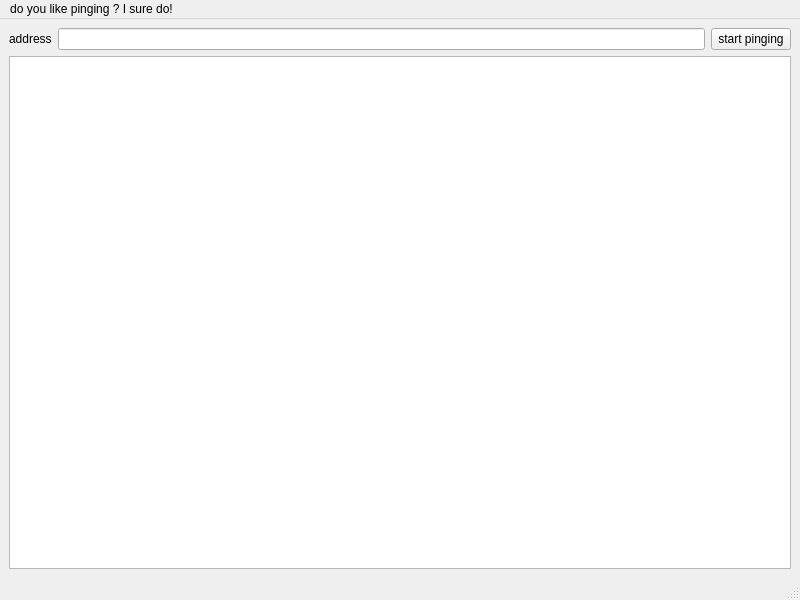
This is mainwindow.ui in salaaad2/pinGUI as Qt 5 draws it before an edit. The edited form follows.
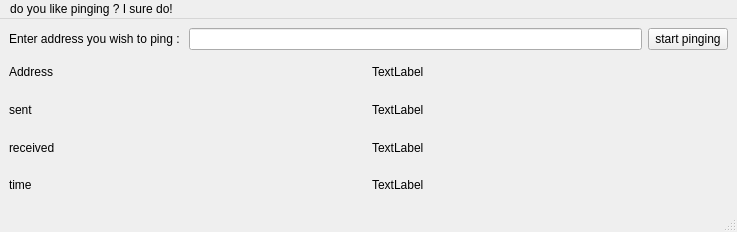
This is the edited form.

Commit message: finally get laayout to work, mayb qt wasn't as easy as I thought

```diff
--- a/mainwindow.ui
+++ b/mainwindow.ui
@@ -6,23 +6,23 @@
    <rect>
     <x>0</x>
     <y>0</y>
-    <width>800</width>
-    <height>600</height>
+    <width>737</width>
+    <height>232</height>
    </rect>
   </property>
   <property name="windowTitle">
    <string>MainWindow</string>
   </property>
   <widget class="QWidget" name="centralwidget">
-   <layout class="QVBoxLayout" name="verticalLayout_2">
+   <layout class="QVBoxLayout" name="verticalLayout">
     <item>
-     <layout class="QVBoxLayout" name="verticalLayout">
-      <item>
+     <layout class="QGridLayout" name="gridLayout">
+      <item row="0" column="0">
        <layout class="QHBoxLayout" name="horizontalLayout">
         <item>
          <widget class="QLabel" name="label">
           <property name="text">
-           <string>address</string>
+           <string>Enter address you wish to ping : </string>
           </property>
          </widget>
         </item>
@@ -38,8 +38,65 @@
         </item>
        </layout>
       </item>
-      <item>
-       <widget class="QTextEdit" name="textEdit"/>
+      <item row="1" column="0">
+       <layout class="QGridLayout" name="gridLayout_3">
+        <item row="0" column="0">
+         <widget class="QLabel" name="label_2">
+          <property name="text">
+           <string>Address</string>
+          </property>
+         </widget>
+        </item>
+        <item row="1" column="0">
+         <widget class="QLabel" name="label_4">
+          <property name="text">
+           <string>sent</string>
+          </property>
+         </widget>
+        </item>
+        <item row="2" column="0">
+         <widget class="QLabel" name="label_6">
+          <property name="text">
+           <string>received</string>
+          </property>
+         </widget>
+        </item>
+        <item row="3" column="0">
+         <widget class="QLabel" name="label_8">
+          <property name="text">
+           <string>time</string>
+          </property>
+         </widget>
+        </item>
+        <item row="0" column="1">
+         <widget class="QLabel" name="label_3">
+          <property name="text">
+           <string>TextLabel</string>
+          </property>
+         </widget>
+        </item>
+        <item row="1" column="1">
+         <widget class="QLabel" name="label_5">
+          <property name="text">
+           <string>TextLabel</string>
+          </property>
+         </widget>
+        </item>
+        <item row="2" column="1">
+         <widget class="QLabel" name="label_7">
+          <property name="text">
+           <string>TextLabel</string>
+          </property>
+         </widget>
+        </item>
+        <item row="3" column="1">
+         <widget class="QLabel" name="label_9">
+          <property name="text">
+           <string>TextLabel</string>
+          </property>
+         </widget>
+        </item>
+       </layout>
       </item>
      </layout>
     </item>
@@ -50,8 +107,8 @@
     <rect>
      <x>0</x>
      <y>0</y>
-     <width>800</width>
-     <height>22</height>
+     <width>737</width>
+     <height>25</height>
     </rect>
    </property>
    <widget class="QMenu" name="menuasdasdasd">
```
The commit also changes 1 other file.
